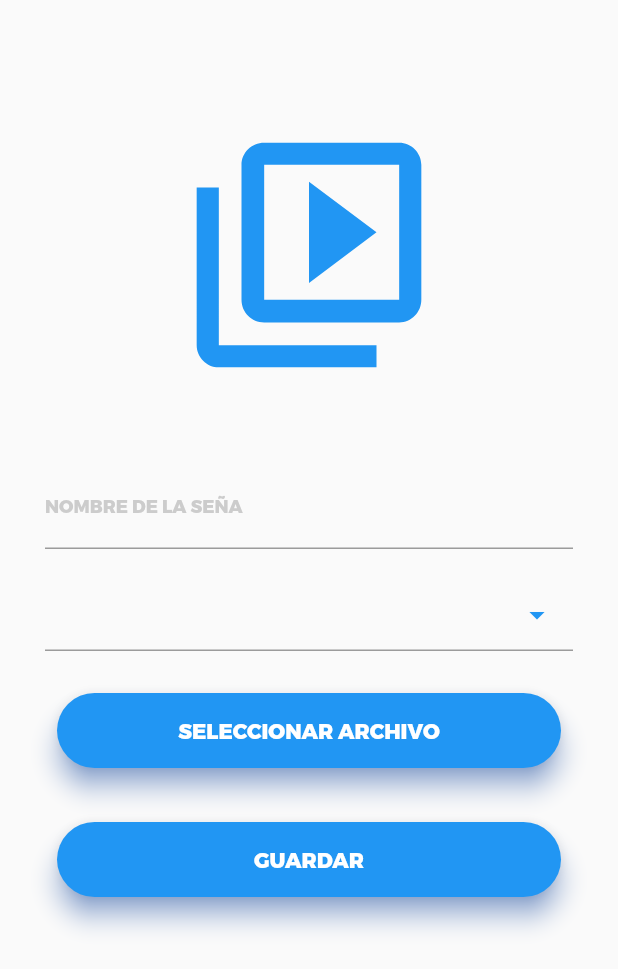
After one commit to MAFITGroup/lsu_app, a Flutter app: the Glosario screen opened directly, after a tap on the "add" icon, on a phone screen of 412 x 824 dp. The commit adds this screen. Shown: the top 969 px of the screen. Run offline on Flutter 3.47's test engine with Material 2 defaults, Android fonts, the phone set to English and light mode, and no system bars; drawn by our look-alikes of dropdown_search; our stand-ins replace cloud_firestore, firebase_auth, firebase_core, image_picker, video_player; accounts and stored records are empty.

Commit message:
Cosas nuevas y arreglos en general

```diff
--- a/lib/main.dart
+++ b/lib/main.dart
@@ -13,6 +13,7 @@ class MyApp extends StatelessWidget {
   @override
   Widget build(BuildContext context) {
     return MaterialApp(
+      debugShowCheckedModeBanner: false,
       title: 'LSU',
       home: AuthService().handleAuth(),
     );
--- /dev/null
+++ b/lib/pantallas/AltaSenia.dart
@@ -0,0 +1,153 @@
+import 'dart:io';
+
+import 'package:dropdown_search/dropdown_search.dart';
+import 'package:flutter/cupertino.dart';
+import 'package:flutter/material.dart';
+import 'package:image_picker/image_picker.dart';
+import 'package:lsu_app/widgets/SeleccionadorVideo.dart';
+
+class AltaSenia extends StatefulWidget {
+  @override
+  _AltaSeniaState createState() => _AltaSeniaState();
+}
+
+class _AltaSeniaState extends State<AltaSenia> {
+  Color _colorAzul = Colors.blue;
+  String _nombreSenia;
+  File archivoDeVideo;
+
+  @override
+  Widget build(BuildContext context) {
+    return Scaffold(
+      body: SingleChildScrollView(
+        child: Padding(
+          padding: const EdgeInsets.all(30.0),
+          child: Center(
+            child: Container(
+              child: Column(
+                children: [
+                  SizedBox(height: 50.0),
+                  Container(
+                    child: archivoDeVideo == null
+                        ? Icon(Icons.video_library_outlined,
+                            color: _colorAzul, size: 180)
+                        : SeleccionadorVideo(archivoDeVideo),
+                  ),
+                  SizedBox(height: 50.0),
+                  TextFormField(
+                      decoration: InputDecoration(
+                          labelText: 'NOMBRE DE LA SEÑA',
+                          labelStyle: TextStyle(
+                              fontFamily: 'Trueno',
+                              fontSize: 12.0,
+                              color: Colors.grey.withOpacity(0.5)),
+                          focusedBorder: UnderlineInputBorder(
+                            borderSide: BorderSide(color: _colorAzul),
+                          )),
+                      onChanged: (value) {
+                        this._nombreSenia = value;
+                      }),
+                  SizedBox(height: 20.0),
+                  SeleccionadorCategorias(),
+                  SizedBox(height: 20.0),
+                  TextButton(
+                    onPressed: obtenerVideo,
+                    child: Container(
+                        height: 50.0,
+                        width: 600,
+                        child: Material(
+                            borderRadius: BorderRadius.circular(25.0),
+                            shadowColor: Colors.blueAccent,
+                            color: _colorAzul,
+                            elevation: 7.0,
+                            child: Center(
+                                child: Text('SELECCIONAR ARCHIVO',
+                                    style: TextStyle(
+                                        color: Colors.white,
+                                        fontFamily: 'Trueno'))))),
+                  ),
+                  SizedBox(height: 20.0),
+                  TextButton(
+                    onPressed: () {},
+                    child: Container(
+                        height: 50.0,
+                        width: 600,
+                        child: Material(
+                            borderRadius: BorderRadius.circular(25.0),
+                            shadowColor: Colors.blueAccent,
+                            color: _colorAzul,
+                            elevation: 7.0,
+                            child: Center(
+                                child: Text('GUARDAR',
+                                    style: TextStyle(
+                                        color: Colors.white,
+                                        fontFamily: 'Trueno'))))),
+                  ),
+                ],
+              ),
+            ),
+          ),
+        ),
+      ),
+    );
+  }
+
+  Future obtenerVideo() async {
+    final media = await ImagePicker().pickVideo(source: ImageSource.gallery);
+    final file = File(media.path);
+    setState(() {
+      archivoDeVideo = file;
+    });
+  }
+}
+
+class SeleccionadorCategorias extends StatefulWidget {
+  @override
+  _SeleccionadorCategorias createState() => _SeleccionadorCategorias();
+}
+
+class _SeleccionadorCategorias extends State<SeleccionadorCategorias> {
+  @override
+  void initState() {
+    // TODO: implement initState
+    super.initState();
+  }
+
+  String country_id;
+  List<String> country = [
+    "America",
+    "Brazil",
+    "Canada",
+    "India",
+    "Mongalia",
+    "USA",
+    "China",
+    "Russia",
+    "Germany"
+  ];
+
+  @override
+  Widget build(BuildContext context) {
+    return Container(
+      child: Column(children: [
+        DropdownSearch(
+          showSearchBox: true,
+          clearButton: Icon(Icons.close, color: Colors.blue),
+          dropDownButton: Icon(Icons.arrow_drop_down, color: Colors.blue),
+          showClearButton: true,
+          mode: Mode.BOTTOM_SHEET,
+          showSelectedItem: true,
+          items: country,
+          hint: "Categorias",
+          autoFocusSearchBox: true,
+          searchBoxDecoration: InputDecoration(
+            focusColor: Colors.blue,
+          ),
+          dropdownSearchDecoration: InputDecoration(
+            focusColor: Colors.blue,
+          ),
+        ),
+      ]),
+    );
+  }
+}
--- a/lib/pantallas/Glosario.dart
+++ b/lib/pantallas/Glosario.dart
@@ -1,11 +1,36 @@
 import 'package:flutter/cupertino.dart';
+import 'package:flutter/material.dart';
+import 'package:lsu_app/widgets/BarraDeBusqueda.dart';
+
+import 'AltaSenia.dart';
 
 class Glosario extends StatelessWidget {
   @override
   Widget build(BuildContext context) {
     return Container(
-      child: Text(
-        'Glosario',
+      height: 600,
+      width: 600,
+      child: Center(
+        child: Scaffold(
+          body: Column(
+            children: [
+              BarraDeBusqueda(
+                titulo: 'Busqueda de Señas',
+                onPressed: () {}, // TODO Implementar busqueda de señas
+              ),
+            ],
+          ),
+          floatingActionButton: FloatingActionButton(
+            child: Icon(Icons.add),
+            onPressed: () {
+              Navigator.push(
+                  context,
+                  MaterialPageRoute(
+                    builder: (context) => AltaSenia(),
+                  ));
+            },
+          ),
+        ),
       ),
     );
   }
--- a/lib/pantallas/PaginaInicial.dart
+++ b/lib/pantallas/PaginaInicial.dart
@@ -25,7 +25,10 @@ class _PaginaInicialState extends State<PaginaInicial> {
     return Scaffold(
         body: Padding(
       padding: const EdgeInsets.all(30.0),
+      child: Center(
         child: Container(
+          height: 700,
+          width: 600,
           // Menu de dos columnas
           child: GridView.count(
             crossAxisCount: 2,
@@ -56,6 +59,7 @@ class _PaginaInicialState extends State<PaginaInicial> {
                   icono: Icons.logout,
                   onTap: _cerrarSesion),
             ],
+          ),
         ),
       ),
     ));
--- a/lib/pantallas/ResetPassword.dart
+++ b/lib/pantallas/ResetPassword.dart
@@ -79,7 +79,7 @@ class _ResetPasswordState extends State<ResetPassword> {
                 height: 50.0,
                 child: Material(
                     borderRadius: BorderRadius.circular(25.0),
-                    shadowColor: Colors.greenAccent,
+                    shadowColor: Colors.blueAccent,
                     color: _colorAzul,
                     elevation: 7.0,
                     child: Center(
--- /dev/null
+++ b/lib/widgets/BarraDeBusqueda.dart
@@ -0,0 +1,23 @@
+import 'package:flutter/cupertino.dart';
+import 'package:flutter/material.dart';
+
+class BarraDeBusqueda extends StatelessWidget {
+  final VoidCallback onPressed;
+  final String titulo;
+
+  const BarraDeBusqueda({
+    Key key,
+    this.onPressed,
+    this.titulo,
+  }) : super(key: key);
+
+  @override
+  Widget build(BuildContext context) {
+    return AppBar(
+      title: Text(titulo, style:TextStyle(fontFamily: 'Trueno', fontSize: 16)),
+      actions: [
+        IconButton(onPressed: onPressed, icon: Icon(Icons.search))
+      ],
+    );
+  }
+}
--- a/lib/widgets/BotoneraMenuInicio.dart
+++ b/lib/widgets/BotoneraMenuInicio.dart
@@ -27,11 +27,11 @@ class Botonera extends StatelessWidget {
             children: [
               Icon(
                 this.icono,
-                size: 70.0,
+                size: 60.0,
               ),
               Text(
                 titulo,
-                style: TextStyle(fontSize: 17),
+                style: TextStyle(fontSize: 14,fontFamily: 'Trueno'),
               )
             ],
           ),
```
Also changed, not shown: lib/pantallas/Categorias.dart (+16 -4 lines), lib/pantallas/Login.dart (+12 -9 lines), lib/pantallas/Registrarse.dart (+6 -12 lines), lib/servicios/database.dart (deleted, +0 -25 lines), lib/widgets/SeleccionadorVideo.dart (added, +154 -0 lines), pubspec.yaml (+8 -0 lines), pubspec.lock, 1 other file. Lines whose indentation alone changed are shown as unchanged.
